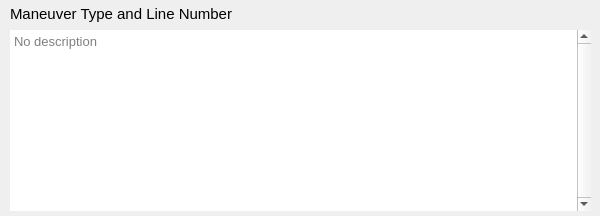
First picture: the form in source/ui/maneuverdescription.ui, repository whiskie14142/SolarSystemVoyager, before the edit.
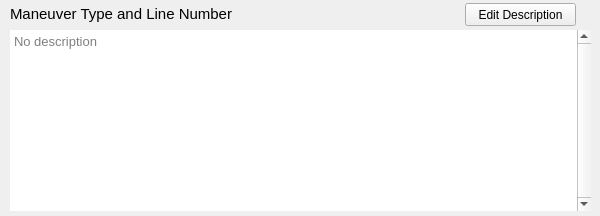
Second picture: the form after the edit.

```diff
--- a/source/ui/maneuverdescription.ui
+++ b/source/ui/maneuverdescription.ui
@@ -91,6 +91,25 @@
     <string>No description</string>
    </property>
   </widget>
+  <widget class="QPushButton" name="editButton">
+   <property name="geometry">
+    <rect>
+     <x>465</x>
+     <y>3</y>
+     <width>111</width>
+     <height>23</height>
+    </rect>
+   </property>
+   <property name="toolTip">
+    <string>Start editing of the description</string>
+   </property>
+   <property name="text">
+    <string>Edit Description</string>
+   </property>
+   <property name="autoDefault">
+    <bool>false</bool>
+   </property>
+  </widget>
  </widget>
  <resources/>
  <connections/>
```
